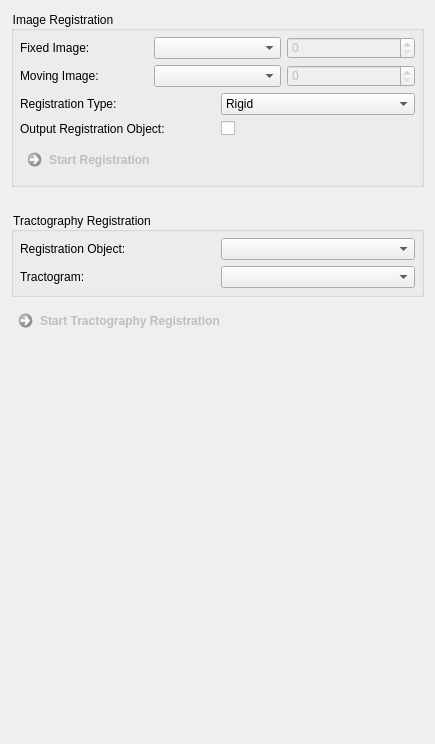
Qt form Plugins/org.mitk.gui.qt.diffusionimaging.registration/src/internal/QmitkSimpleRegistrationViewControls.ui (MITK/MITK) before a commit.
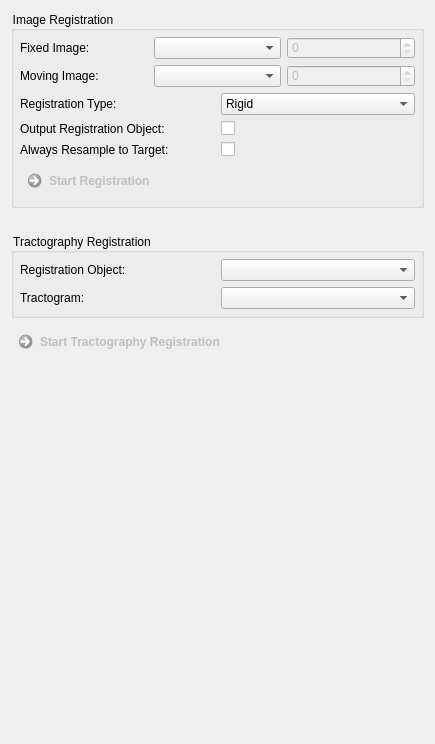
The same form after that commit. Custom widgets are drawn as their Qt base class.

Diff of the .ui file:
```diff
--- a/Plugins/org.mitk.gui.qt.diffusionimaging.registration/src/internal/QmitkSimpleRegistrationViewControls.ui
+++ b/Plugins/org.mitk.gui.qt.diffusionimaging.registration/src/internal/QmitkSimpleRegistrationViewControls.ui
@@ -126,6 +126,20 @@
            </property>
           </widget>
          </item>
+         <item row="2" column="0">
+          <widget class="QLabel" name="label_7">
+           <property name="text">
+            <string>Always Resample to Target:</string>
+           </property>
+          </widget>
+         </item>
+         <item row="2" column="1">
+          <widget class="QCheckBox" name="m_ResampleBox">
+           <property name="text">
+            <string/>
+           </property>
+          </widget>
+         </item>
         </layout>
        </widget>
       </item>
```
Left out of the diff: 34 changed lines with no effect on the pictures.
